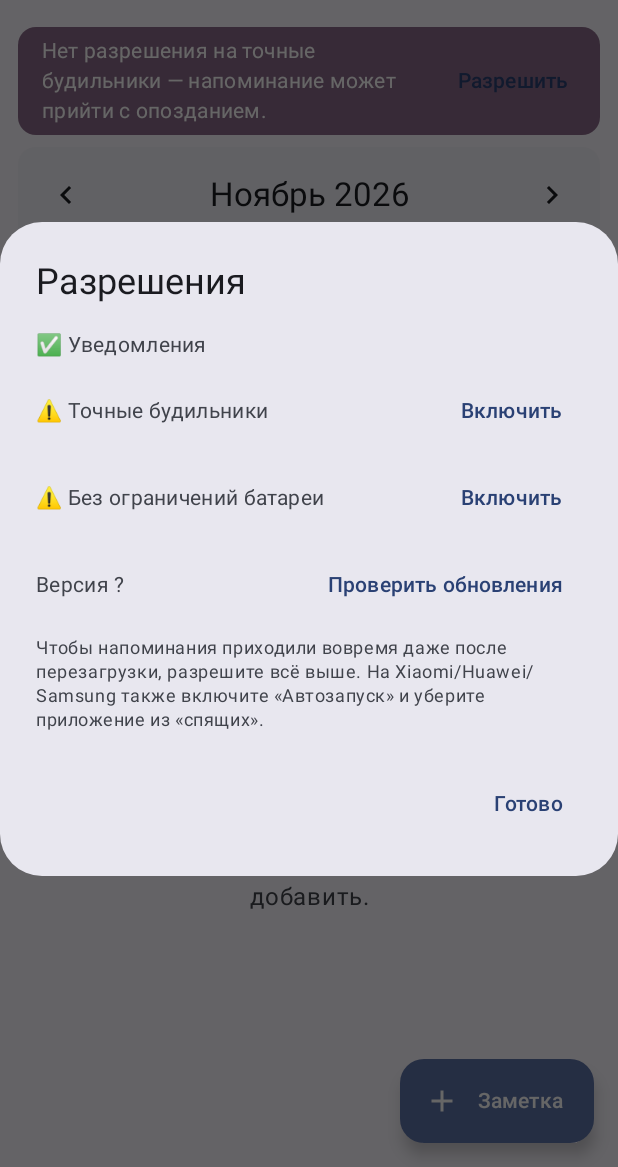
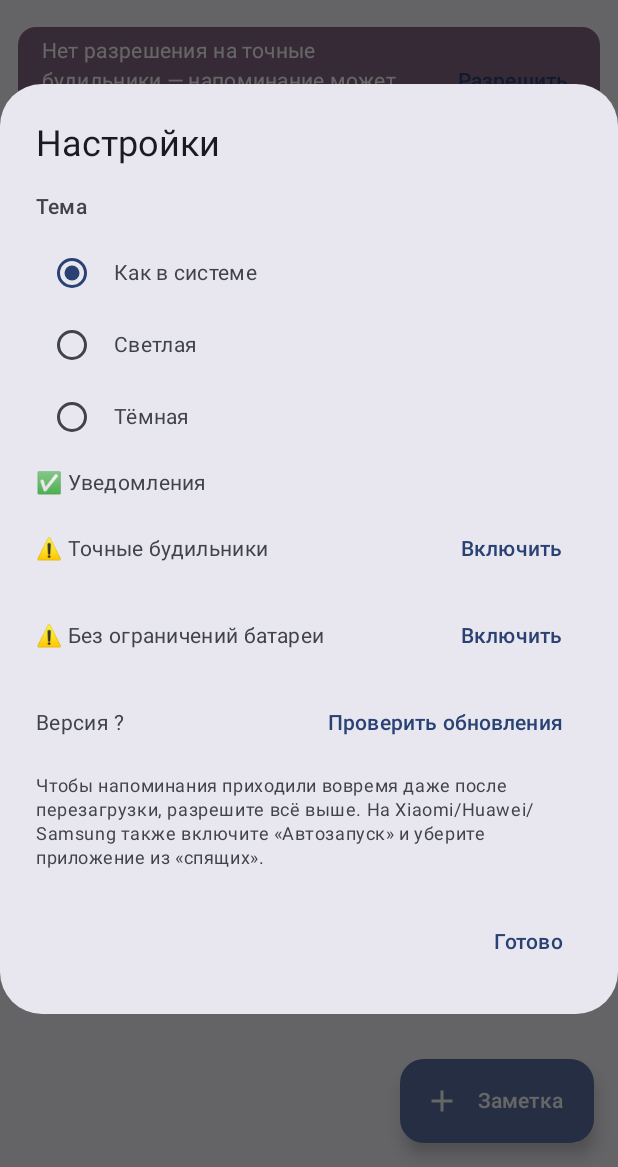
Before and after one commit to BlockRoes/zametki-kalendar, an Android app built with Jetpack Compose: the screen it shows after launch (MainActivity), after a tap on "Настройки", on a phone screen of 412 x 824 dp, the part 69-1236 px from its top. Run offline under Robolectric (Android 15) with nearby library versions, the phone set to English and light mode, and no system bars; 2 statements that could not run were skipped.

Commit message:
Release 1.3

```diff
--- a/app/build.gradle.kts
+++ b/app/build.gradle.kts
@@ -19,8 +19,8 @@ android {
         applicationId = "ru.blok.calnotes"
         minSdk = 26
         targetSdk = 35
-        versionCode = 3
-        versionName = "1.2"
+        versionCode = 4
+        versionName = "1.3"
     }
 
     signingConfigs {
@@ -54,6 +54,7 @@ dependencies {
     val bom = platform("androidx.compose:compose-bom:2024.10.01")
     implementation(bom)
     implementation("androidx.core:core-ktx:1.13.1")
+    implementation("androidx.appcompat:appcompat:1.7.0")
     implementation("androidx.activity:activity-compose:1.9.3")
     implementation("androidx.lifecycle:lifecycle-runtime-compose:2.8.7")
     implementation("androidx.compose.ui:ui")
--- a/app/src/main/AndroidManifest.xml
+++ b/app/src/main/AndroidManifest.xml
@@ -23,6 +23,7 @@
             android:name=".MainActivity"
             android:exported="true"
             android:launchMode="singleTop"
+            android:configChanges="uiMode"
             android:windowSoftInputMode="adjustResize">
             <intent-filter>
                 <action android:name="android.intent.action.MAIN" />
--- a/app/src/main/java/ru/blok/calnotes/App.kt
+++ b/app/src/main/java/ru/blok/calnotes/App.kt
@@ -1,10 +1,17 @@
 package ru.blok.calnotes
 
 import android.app.Application
+import android.content.Context
 
 class App : Application() {
+    override fun attachBaseContext(base: Context) {
+        ThemePrefs.init(base)
+        super.attachBaseContext(base)
+    }
+
     override fun onCreate() {
         super.onCreate()
+        ThemePrefs.init(this)
         NoteStore.init(this)
         Reminders.createChannel(this)
     }
--- a/app/src/main/java/ru/blok/calnotes/MainActivity.kt
+++ b/app/src/main/java/ru/blok/calnotes/MainActivity.kt
@@ -7,7 +7,7 @@ import android.os.Build
 import android.os.Bundle
 import android.os.PowerManager
 import android.provider.Settings
-import androidx.activity.ComponentActivity
+import androidx.appcompat.app.AppCompatActivity
 import androidx.activity.compose.setContent
 import androidx.activity.enableEdgeToEdge
 import androidx.activity.result.contract.ActivityResultContracts
@@ -15,7 +15,7 @@ import androidx.compose.runtime.mutableIntStateOf
 import androidx.compose.runtime.mutableStateOf
 import java.time.LocalDate
 
-class MainActivity : ComponentActivity() {
+class MainActivity : AppCompatActivity() {
 
     val openDate = mutableStateOf<LocalDate?>(null)
     val resumeTick = mutableIntStateOf(0)
@@ -30,6 +30,7 @@ class MainActivity : ComponentActivity() {
         }
 
     override fun onCreate(savedInstanceState: Bundle?) {
+        ThemePrefs.init(this)
         super.onCreate(savedInstanceState)
         enableEdgeToEdge()
         handleIntent(intent)
--- a/app/src/main/java/ru/blok/calnotes/MainScreen.kt
+++ b/app/src/main/java/ru/blok/calnotes/MainScreen.kt
@@ -494,11 +494,14 @@ private fun SettingsDialog(activity: MainActivity, tick: Int, onCheckUpdates: ()
     val notifOk = remember(tick) { Reminders.notificationsAllowed(activity) }
     val exactOk = remember(tick) { Reminders.canExact(activity) }
     val batteryOk = remember(tick) { activity.isIgnoringBattery() }
+    val theme by ThemePrefs.mode.collectAsStateWithLifecycle()
     AlertDialog(
         onDismissRequest = onDismiss,
-        title = { Text("Разрешения") },
+        title = { Text("Настройки") },
         text = {
             Column(verticalArrangement = Arrangement.spacedBy(10.dp)) {
+                Text("Тема", style = MaterialTheme.typography.titleSmall)
+                ThemeChoice(theme) { ThemePrefs.set(it) }
                 PermRow("Уведомления", notifOk) { activity.requestNotifications() }
                 if (Build.VERSION.SDK_INT >= 31) PermRow("Точные будильники", exactOk) { activity.openExactAlarmSettings() }
                 PermRow("Без ограничений батареи", batteryOk) { activity.requestBatteryExemption() }
@@ -518,6 +521,28 @@ private fun SettingsDialog(activity: MainActivity, tick: Int, onCheckUpdates: ()
 }
 
 @Composable
+private fun ThemeChoice(selected: String, onSelect: (String) -> Unit) {
+    val options = listOf(
+        ThemePrefs.SYSTEM to "Как в системе",
+        ThemePrefs.LIGHT to "Светлая",
+        ThemePrefs.DARK to "Тёмная",
+    )
+    Column {
+        options.forEach { (value, label) ->
+            Row(
+                Modifier
+                    .fillMaxWidth()
+                    .clickable { onSelect(value) },
+                verticalAlignment = Alignment.CenterVertically,
+            ) {
+                RadioButton(selected = selected == value, onClick = { onSelect(value) })
+                Text(label, Modifier.padding(start = 4.dp))
+            }
+        }
+    }
+}
+
+@Composable
 private fun PermRow(label: String, ok: Boolean, onFix: () -> Unit) {
     Row(verticalAlignment = Alignment.CenterVertically) {
         Text((if (ok) "✅ " else "⚠️ ") + label, Modifier.weight(1f))
--- a/app/src/main/java/ru/blok/calnotes/Theme.kt
+++ b/app/src/main/java/ru/blok/calnotes/Theme.kt
@@ -1,5 +1,6 @@
 package ru.blok.calnotes
 
+import android.app.Activity
 import android.os.Build
 import androidx.compose.foundation.isSystemInDarkTheme
 import androidx.compose.material3.MaterialTheme
@@ -8,8 +9,13 @@ import androidx.compose.material3.dynamicDarkColorScheme
 import androidx.compose.material3.dynamicLightColorScheme
 import androidx.compose.material3.lightColorScheme
 import androidx.compose.runtime.Composable
+import androidx.compose.runtime.SideEffect
+import androidx.compose.runtime.collectAsState
+import androidx.compose.runtime.getValue
 import androidx.compose.ui.graphics.Color
 import androidx.compose.ui.platform.LocalContext
+import androidx.compose.ui.platform.LocalView
+import androidx.core.view.WindowCompat
 
 private val Light = lightColorScheme(
     primary = Color(0xFF2E7D5B), onPrimary = Color.White,
@@ -25,12 +31,23 @@ private val Dark = darkColorScheme(
 
 @Composable
 fun CalNotesTheme(content: @Composable () -> Unit) {
-    val dark = isSystemInDarkTheme()
+    val mode by ThemePrefs.mode.collectAsState()
+    val dark = ThemePrefs.isDark(isSystemInDarkTheme(), mode)
     val ctx = LocalContext.current
     val scheme = when {
         Build.VERSION.SDK_INT >= 31 -> if (dark) dynamicDarkColorScheme(ctx) else dynamicLightColorScheme(ctx)
         dark -> Dark
         else -> Light
     }
+    val view = LocalView.current
+    if (!view.isInEditMode) {
+        SideEffect {
+            val window = (view.context as? Activity)?.window ?: return@SideEffect
+            WindowCompat.getInsetsController(window, view).apply {
+                isAppearanceLightStatusBars = !dark
+                isAppearanceLightNavigationBars = !dark
+            }
+        }
+    }
     MaterialTheme(colorScheme = scheme, content = content)
 }
--- /dev/null
+++ b/app/src/main/java/ru/blok/calnotes/ThemePrefs.kt
@@ -0,0 +1,59 @@
+package ru.blok.calnotes
+
+import android.content.Context
+import android.content.SharedPreferences
+import androidx.appcompat.app.AppCompatDelegate
+import kotlinx.coroutines.flow.MutableStateFlow
+import kotlinx.coroutines.flow.StateFlow
+
+/** Режим темы: как в системе (по умолчанию), светлая или тёмная. */
+object ThemePrefs {
+    const val SYSTEM = "system"
+    const val LIGHT = "light"
+    const val DARK = "dark"
+
+    private const val PREFS = "settings"
+    private const val KEY = "theme"
+
+    private lateinit var prefs: SharedPreferences
+    private val _mode = MutableStateFlow(SYSTEM)
+    val mode: StateFlow<String> get() = _mode
+
+    @Synchronized
+    fun init(ctx: Context) {
+        if (::prefs.isInitialized) {
+            applyDelegate(_mode.value)
+            return
+        }
+        prefs = ctx.applicationContext.getSharedPreferences(PREFS, Context.MODE_PRIVATE)
+        _mode.value = prefs.getString(KEY, SYSTEM) ?: SYSTEM
+        applyDelegate(_mode.value)
+    }
+
+    fun set(value: String) {
+        val v = when (value) {
+            LIGHT, DARK -> value
+            else -> SYSTEM
+        }
+        if (::prefs.isInitialized) prefs.edit().putString(KEY, v).apply()
+        _mode.value = v
+        applyDelegate(v)
+    }
+
+    fun isDark(systemDark: Boolean, mode: String = _mode.value): Boolean = when (mode) {
+        LIGHT -> false
+        DARK -> true
+        else -> systemDark
+    }
+
+    private fun applyDelegate(value: String) {
+        val night = when (value) {
+            LIGHT -> AppCompatDelegate.MODE_NIGHT_NO
+            DARK -> AppCompatDelegate.MODE_NIGHT_YES
+            else -> AppCompatDelegate.MODE_NIGHT_FOLLOW_SYSTEM
+        }
+        if (AppCompatDelegate.getDefaultNightMode() != night) {
+            AppCompatDelegate.setDefaultNightMode(night)
+        }
+    }
+}
--- /dev/null
+++ b/app/src/main/res/values-night/colors.xml
@@ -0,0 +1,3 @@
+<resources>
+    <color name="window_background">#FF121212</color>
+</resources>
--- /dev/null
+++ b/app/src/main/res/values-night/themes.xml
@@ -0,0 +1,9 @@
+<resources>
+    <style name="Theme.CalNotes" parent="Theme.AppCompat.DayNight.NoActionBar">
+        <item name="android:statusBarColor">@android:color/transparent</item>
+        <item name="android:navigationBarColor">@android:color/transparent</item>
+        <item name="android:windowBackground">@color/window_background</item>
+        <item name="android:windowLightStatusBar">false</item>
+        <item name="android:windowLightNavigationBar">false</item>
+    </style>
+</resources>
--- a/app/src/main/res/values/colors.xml
+++ b/app/src/main/res/values/colors.xml
@@ -1,3 +1,4 @@
 <resources>
     <color name="ic_bg">#2E7D5B</color>
+    <color name="window_background">#FFFAFAFA</color>
 </resources>
--- a/app/src/main/res/values/themes.xml
+++ b/app/src/main/res/values/themes.xml
@@ -1,6 +1,9 @@
 <resources>
-    <style name="Theme.CalNotes" parent="android:Theme.Material.Light.NoActionBar">
+    <style name="Theme.CalNotes" parent="Theme.AppCompat.DayNight.NoActionBar">
         <item name="android:statusBarColor">@android:color/transparent</item>
         <item name="android:navigationBarColor">@android:color/transparent</item>
+        <item name="android:windowBackground">@color/window_background</item>
+        <item name="android:windowLightStatusBar">true</item>
+        <item name="android:windowLightNavigationBar">true</item>
     </style>
 </resources>
```
Also changed, not shown: 1 other file.
